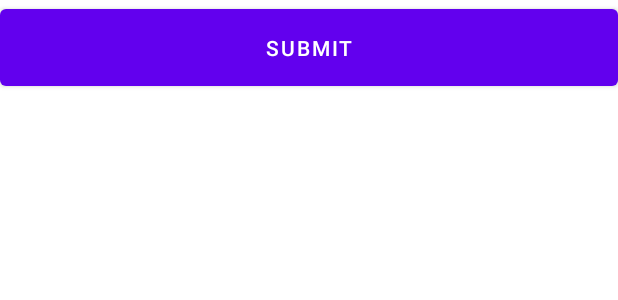
After one commit to DolorHunter/Marketplace, an Android app: the layout activity_notification.xml on its own in the app's theme, with its tools: preview values and no code run, on a phone screen of 412 x 824 dp. The commit adds this screen. Shown: the top 300 px of the screen. Run offline under Robolectric (Android 15) with nearby library versions, the phone set to English and light mode, and no system bars.

Commit message:
Notification

```diff
--- /dev/null
+++ b/app/src/main/res/layout/activity_notification.xml
@@ -0,0 +1,16 @@
+<?xml version="1.0" encoding="utf-8"?>
+<androidx.constraintlayout.widget.ConstraintLayout xmlns:android="http://schemas.android.com/apk/res/android"
+    xmlns:app="http://schemas.android.com/apk/res-auto"
+    xmlns:tools="http://schemas.android.com/tools"
+    android:layout_width="match_parent"
+    android:layout_height="match_parent"
+    tools:context=".NotificationActivity">
+
+    <Button
+        android:id="@+id/add_item_submit"
+        android:layout_width="match_parent"
+        android:layout_height="wrap_content"
+        android:padding="16dp"
+        android:onClick="runNotify"
+        android:text="Submit" />
+</androidx.constraintlayout.widget.ConstraintLayout>
```
Also changed, not shown: app/src/main/AndroidManifest.xml (+11 -3 lines), app/src/main/java/com/example/marketplace/MarketItemAddActivity.kt (+23 -10 lines), app/src/main/java/com/example/marketplace/NotificationActivity.kt (added, +47 -0 lines).
